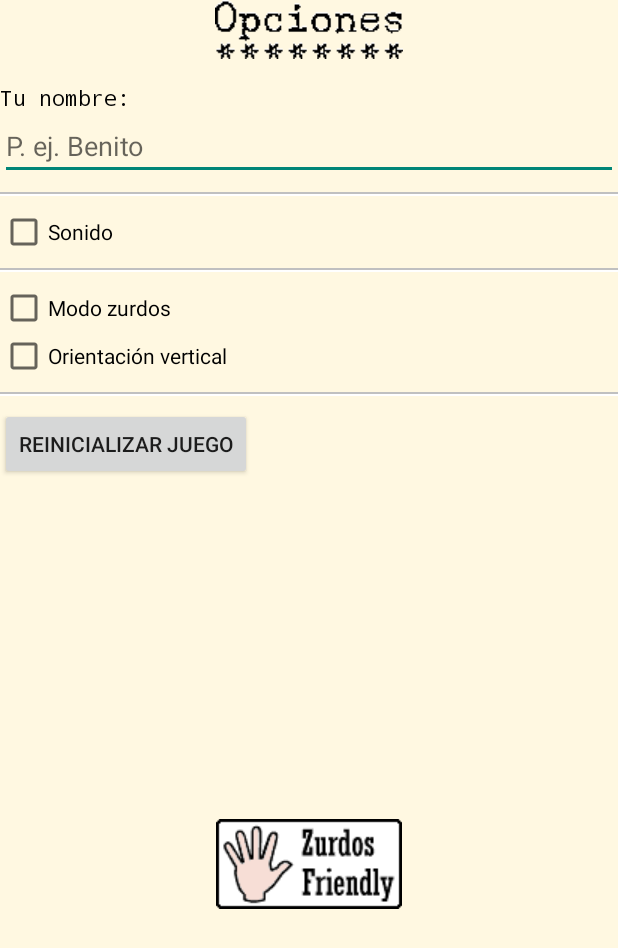
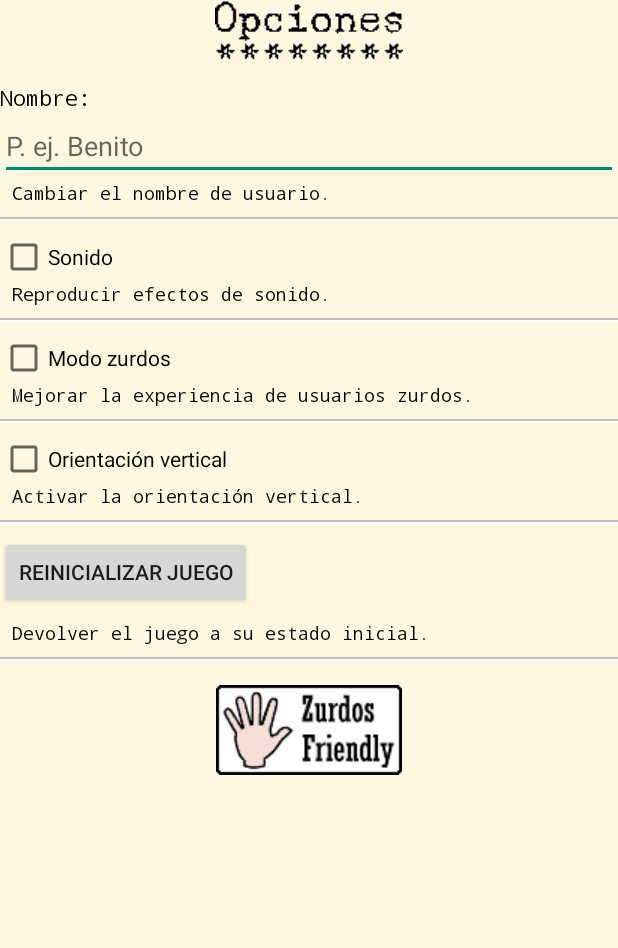
Before and after one commit to MiguelVis/BenitoGG, an Android app: the layout fragment_opciones.xml on its own in the app's theme, with its tools: preview values and no code run, on a phone screen of 412 x 824 dp. Shown: the top 948 px of the screen. Run offline under Robolectric (Android 15) with nearby library versions, the phone set to English and light mode, and no system bars.

Commit message:
app: añadido texto de detalle a opciones / preferencias

```diff
--- a/BenitoGG/app/src/main/res/layout/fragment_opciones.xml
+++ b/BenitoGG/app/src/main/res/layout/fragment_opciones.xml
@@ -12,6 +12,17 @@
         android:layout_height="wrap_content"
         android:layout_marginBottom="16dp"
         android:src="@drawable/titulo_opciones"/>
+
+    <ScrollView
+        android:layout_width="match_parent"
+        android:layout_height="match_parent"
+        android:id="@+id/scrollViewPrefs">
+
+        <LinearLayout
+            android:orientation="vertical"
+            android:layout_width="match_parent"
+            android:layout_height="wrap_content"
+            >
 
             <!-- -->
 
@@ -30,6 +41,15 @@
                 android:hint="@string/pref_nombre_hint"
                 android:ems="10"
                 android:id="@+id/editTextNombre" />
+
+            <TextView
+                android:layout_width="wrap_content"
+                android:layout_height="wrap_content"
+                android:text="@string/pref_nombre_detalle"
+                android:layout_marginLeft="8sp"
+                android:layout_marginStart="8sp"
+                style="@style/TextPrefs"
+                />
 
             <!-- Línea separadora, compuesta por dos views -->
             <View
@@ -52,6 +72,15 @@
                 android:text="@string/pref_sonido"
                 android:id="@+id/checkBoxSonido" />
 
+            <TextView
+                android:layout_width="wrap_content"
+                android:layout_height="wrap_content"
+                android:text="@string/pref_sonido_detalle"
+                android:layout_marginLeft="8sp"
+                android:layout_marginStart="8sp"
+                style="@style/TextPrefs"
+                />
+
             <!-- Línea separadora, compuesta por dos views -->
 
             <View
@@ -66,7 +95,7 @@
                 android:layout_marginBottom="@dimen/margen_vertical"
                 android:background="@color/linea_claro"/>
 
-    <!-- Opciones sólo para tablet -->
+            <!-- -->
 
             <CheckBox
                 android:layout_width="wrap_content"
@@ -74,11 +103,45 @@
                 android:text="@string/pref_zurdo"
                 android:id="@+id/checkBoxZurdo" />
 
+            <TextView
+                android:layout_width="wrap_content"
+                android:layout_height="wrap_content"
+                android:text="@string/pref_zurdo_detalle"
+                android:layout_marginLeft="8sp"
+                android:layout_marginStart="8sp"
+                style="@style/TextPrefs"
+                />
+
+            <!-- Línea separadora, compuesta por dos views -->
+
+            <View
+                android:layout_width="match_parent"
+                android:layout_height="1dp"
+                android:layout_marginTop="@dimen/margen_vertical"
+                android:background="@color/linea_oscuro"/>
+
+            <View
+                android:layout_width="match_parent"
+                android:layout_height="1dp"
+                android:layout_marginBottom="@dimen/margen_vertical"
+                android:background="@color/linea_claro"/>
+
+            <!-- -->
+
             <CheckBox
                 android:layout_width="wrap_content"
                 android:layout_height="wrap_content"
                 android:text="@string/pref_vertical"
                 android:id="@+id/checkBoxVertical" />
+
+            <TextView
+                android:layout_width="wrap_content"
+                android:layout_height="wrap_content"
+                android:layout_marginLeft="8sp"
+                android:layout_marginStart="8sp"
+                android:text="@string/pref_vertical_detalle"
+                style="@style/TextPrefs"
+                />
 
             <!-- Línea separadora, compuesta por dos views -->
 
@@ -103,13 +166,40 @@
                 android:text="@string/boton_reset"
                 android:id="@+id/buttonReset" />
 
+            <TextView
+                android:layout_width="wrap_content"
+                android:layout_height="wrap_content"
+                android:layout_marginLeft="8sp"
+                android:layout_marginStart="8sp"
+                android:text="@string/pref_reset_detalle"
+                style="@style/TextPrefs"
+                />
+
+            <!-- Línea separadora, compuesta por dos views -->
+
+            <View
+                android:layout_width="match_parent"
+                android:layout_height="1dp"
+                android:layout_marginTop="@dimen/margen_vertical"
+                android:background="@color/linea_oscuro"/>
+
+            <View
+                android:layout_width="match_parent"
+                android:layout_height="1dp"
+                android:layout_marginBottom="@dimen/margen_vertical"
+                android:background="@color/linea_claro"/>
+
             <!-- -->
 
             <ImageView
                 android:layout_width="wrap_content"
-        android:layout_height="0dp"
-        android:layout_weight="1"
+                android:layout_height="wrap_content"
+                android:layout_marginTop="@dimen/margen_vertical"
                 android:layout_gravity="center_horizontal"
                 android:src="@drawable/zurdos_friendly"/>
 
         </LinearLayout>
+
+    </ScrollView>
+
+</LinearLayout>
--- a/BenitoGG/app/src/main/res/values/strings.xml
+++ b/BenitoGG/app/src/main/res/values/strings.xml
@@ -10,14 +10,20 @@
 
     <string name="splash_presenta">presenta</string>
 
+    <!-- Opciones -->
 
     <string name="boton_reset">Reinicializar juego</string>
 
-    <string name="pref_nombre">Tu nombre:</string>
+    <string name="pref_nombre">Nombre:</string>
     <string name="pref_nombre_hint">P. ej. Benito</string>
+    <string name="pref_nombre_detalle">Cambiar el nombre de usuario.</string>
     <string name="pref_sonido">Sonido</string>
+    <string name="pref_sonido_detalle">Reproducir efectos de sonido.</string>
     <string name="pref_zurdo">Modo zurdos</string>
+    <string name="pref_zurdo_detalle">Mejorar la experiencia de usuarios zurdos.</string>
     <string name="pref_vertical">Orientación vertical</string>
+    <string name="pref_vertical_detalle">Activar la orientación vertical.</string>
+    <string name="pref_reset_detalle">Devolver el juego a su estado inicial.</string>
 
     <!-- Activity inicial -->
 
--- a/BenitoGG/app/src/main/res/values/styles.xml
+++ b/BenitoGG/app/src/main/res/values/styles.xml
@@ -28,6 +28,12 @@
         <item name="android:textColor">@color/black</item>
     </style>
 
+    <style name="TextPrefs" parent="AppTheme">
+        <item name="android:typeface">monospace</item>
+        <item name="android:textSize">@dimen/text_size_small</item>
+        <item name="android:textColor">@color/black</item>
+    </style>
+
     <style name="TextFoot" parent="AppTheme">
         <item name="android:typeface">monospace</item>
         <item name="android:textSize">@dimen/text_size_small</item>
```
Lines whose indentation alone changed are shown as unchanged.
